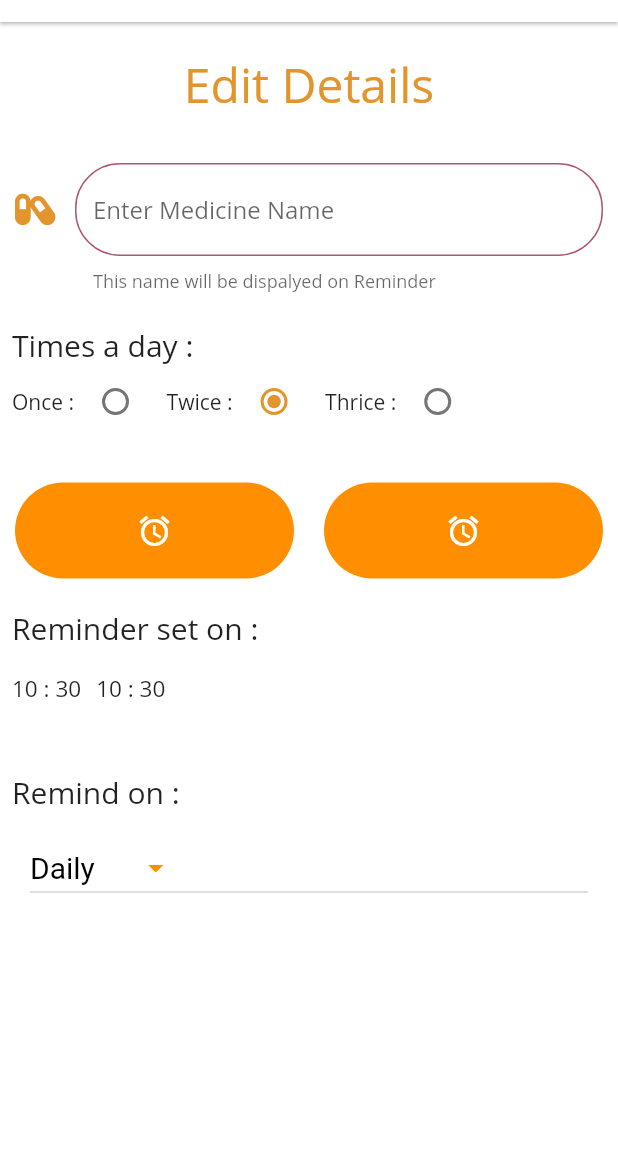
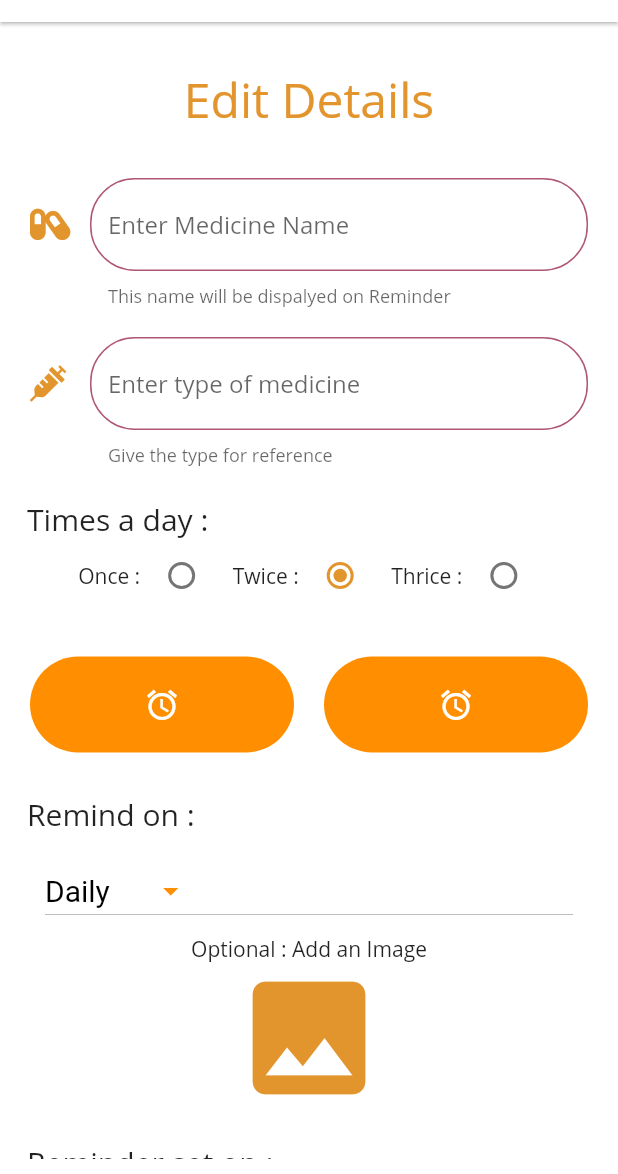
Before and after one commit to adarshbalu/elderly_app, a Flutter app: the ReminderDetail screen opened by its route, on a phone screen of 412 x 824 dp, the part 62-1236 px from its top. Run offline on Flutter 3.47's test engine with Material 2 defaults, Android fonts, the phone set to English and light mode, and no system bars; our stand-ins replace connectivity, firebase_auth, flutter_signin_button, flutter_spinkit, font_awesome_flutter, geolocator and 5 more; missing offline and left inert: flutter_material_pickers, place_picker, sweet_alert_dialogs; accounts and stored records are empty.

Commit message:
Medicine reminder screen updated

```diff
--- a/lib/screens/reminder_detail.dart
+++ b/lib/screens/reminder_detail.dart
@@ -1,10 +1,13 @@
+import 'dart:io';
 import 'dart:math';
-
+import 'package:flutter_material_pickers/flutter_material_pickers.dart';
 import 'package:flutter/cupertino.dart';
 import 'package:flutter/material.dart';
 import 'profile_screen.dart';
 import 'package:font_awesome_flutter/font_awesome_flutter.dart';
 import 'dart:async';
+import 'package:permission_handler/permission_handler.dart';
+import 'package:image_picker/image_picker.dart';
 
 class ReminderDetail extends StatefulWidget {
   static const String id = 'Medicine_detail_screen';
@@ -13,53 +16,18 @@ class ReminderDetail extends StatefulWidget {
 }
 
 class _ReminderDetailState extends State<ReminderDetail> {
-//  DateTime selectedDate = DateTime.now();
-//  Future<Null> _selectDate(BuildContext context) async {
-//    final DateTime picked = await showDatePicker(
-//        context: context,
-//        initialDate: selectedDate,
-//        firstDate: DateTime(2015, 8),
-//        lastDate: DateTime(2101));
-//    if (picked != null && picked != selectedDate)
-//      setState(() {
-//        selectedDate = picked;
-//      });
-//  }
   TimeOfDay selectedTime1 = TimeOfDay.now();
   TimeOfDay selectedTime2 = TimeOfDay.now();
   TimeOfDay selectedTime3 = TimeOfDay.now();
   TimeOfDay timeNow = TimeOfDay.now();
-  Future<Null> _selectTime(BuildContext context) async {
-    final TimeOfDay picked_s = await showTimePicker(
-        context: context,
-        initialTime: timeNow,
-        builder: (BuildContext context, Widget child) {
-          return MediaQuery(
-            data: MediaQuery.of(context).copyWith(alwaysUse24HourFormat: false),
-            child: child,
-          );
-        });
 
-    if (picked_s != null &&
-        picked_s != selectedTime2 &&
-        picked_s != selectedTime3)
+  File _image;
+
+  Future getImage() async {
+    var image = await ImagePicker.pickImage(source: ImageSource.camera);
+
     setState(() {
-        selectedTime1 = picked_s;
-        print(selectedTime1);
-      });
-    if (picked_s != null &&
-        picked_s != selectedTime1 &&
-        picked_s != selectedTime3)
-      setState(() {
-        selectedTime2 = picked_s;
-        print(selectedTime2);
-      });
-    if (picked_s != null &&
-        picked_s != selectedTime2 &&
-        picked_s != selectedTime1)
-      setState(() {
-        selectedTime3 = picked_s;
-        print(selectedTime3);
+      _image = image;
     });
   }
 
@@ -100,7 +68,9 @@ class _ReminderDetailState extends State<ReminderDetail> {
           ),
         ],
       ),
-      body: ListView(
+      body: Padding(
+        padding: const EdgeInsets.all(10.0),
+        child: ListView(
           children: <Widget>[
             Center(
               child: Container(
@@ -123,6 +93,15 @@ class _ReminderDetailState extends State<ReminderDetail> {
               isNumber: false,
               icon: FontAwesomeIcons.capsules,
             ),
+            ReminderFormItem(
+              helperText: 'Give the type for reference',
+              hintText: 'Enter type of medicine',
+              onChanged: () {
+                print('Name Saved');
+              },
+              isNumber: false,
+              icon: FontAwesomeIcons.syringe,
+            ),
             Padding(
               padding: const EdgeInsets.fromLTRB(8.0, 12.0, 8.0, 0),
               child: Text(
@@ -133,6 +112,7 @@ class _ReminderDetailState extends State<ReminderDetail> {
             Padding(
               padding: const EdgeInsets.fromLTRB(8.0, 0, 8.0, 0),
               child: Row(
+                mainAxisAlignment: MainAxisAlignment.center,
                 children: <Widget>[
                   Text('Once : '),
                   Radio(
@@ -188,7 +168,14 @@ class _ReminderDetailState extends State<ReminderDetail> {
                     : SizedBox(),
                 Expanded(
                   child: GestureDetector(
-                  onTap: () => _selectTime(context),
+                    onTap: () {
+                      showMaterialTimePicker(
+                        context: context,
+                        selectedTime: selectedTime1,
+                        onChanged: (value) =>
+                            setState(() => selectedTime1 = value),
+                      );
+                    },
                     child: Container(
                       margin: EdgeInsets.fromLTRB(10, 0, 10, 0),
                       child: Icon(
@@ -205,7 +192,14 @@ class _ReminderDetailState extends State<ReminderDetail> {
                 times >= 2
                     ? Expanded(
                         child: GestureDetector(
-                        onTap: () => _selectTime(context),
+                          onTap: () {
+                            showMaterialTimePicker(
+                              context: context,
+                              selectedTime: selectedTime2,
+                              onChanged: (value) =>
+                                  setState(() => selectedTime2 = value),
+                            );
+                          },
                           child: Container(
                             margin: EdgeInsets.fromLTRB(10, 0, 10, 0),
                             child: Icon(
@@ -224,7 +218,14 @@ class _ReminderDetailState extends State<ReminderDetail> {
                 times == 3
                     ? Expanded(
                         child: GestureDetector(
-                        onTap: () => _selectTime(context),
+                          onTap: () {
+                            showMaterialTimePicker(
+                              context: context,
+                              selectedTime: selectedTime3,
+                              onChanged: (value) =>
+                                  setState(() => selectedTime3 = value),
+                            );
+                          },
                           child: Container(
                             margin: EdgeInsets.fromLTRB(10, 0, 10, 0),
                             child: Icon(
@@ -247,50 +248,8 @@ class _ReminderDetailState extends State<ReminderDetail> {
                     : SizedBox(),
               ],
             ),
-          Padding(
-            padding: const EdgeInsets.fromLTRB(8.0, 20, 8, 8),
-            child: Text(
-              'Reminder set on : ',
-              style: TextStyle(fontSize: 20),
-            ),
-          ),
-          Padding(
-            padding: const EdgeInsets.all(8.0),
-            child: Row(
-              children: <Widget>[
-                Text(
-                  selectedTime1.hour.toString() +
-                      ' : ' +
-                      selectedTime1.minute.toString(),
-                  style: TextStyle(fontSize: 15),
-                ),
             SizedBox(
-                  width: 10,
-                ),
-                times >= 2
-                    ? Text(
-                        selectedTime2.hour.toString() +
-                            ' : ' +
-                            selectedTime2.minute.toString(),
-                        style: TextStyle(fontSize: 15),
-                      )
-                    : SizedBox(),
-                SizedBox(
-                  width: 10,
-                ),
-                times == 3
-                    ? Text(
-                        selectedTime3.hour.toString() +
-                            ' : ' +
-                            selectedTime3.minute.toString(),
-                        style: TextStyle(fontSize: 15),
-                      )
-                    : SizedBox(),
-              ],
-            ),
-          ),
-          SizedBox(
-            height: 30,
+              height: 20,
             ),
             Padding(
               padding: const EdgeInsets.all(8.0),
@@ -327,7 +286,93 @@ class _ReminderDetailState extends State<ReminderDetail> {
                 focusColor: Color(0xffff8f00),
               ),
             ),
+            Text(
+              _image == null ? 'Optional : Add an Image' : 'Image Loaded',
+              textAlign: TextAlign.center,
+            ),
+            _image == null
+                ? InkWell(
+                    onTap: () async {
+                      Map<PermissionGroup, PermissionStatus> permissions =
+                          await PermissionHandler().requestPermissions(
+                              [PermissionGroup.mediaLibrary]);
+                      getImage();
+                    },
+                    child: Container(
+                      child: Icon(
+                        Icons.image,
+                        size: 100,
+                        color: Color(0xffE3952D),
+                      ),
+                    ),
+                  )
+                : SizedBox(),
+            Padding(
+              padding: const EdgeInsets.fromLTRB(8.0, 20, 8, 8),
+              child: Text(
+                'Reminder set on : ',
+                style: TextStyle(fontSize: 20),
+              ),
+            ),
+            Padding(
+              padding: const EdgeInsets.all(8.0),
+              child: Column(
+                mainAxisAlignment: MainAxisAlignment.center,
+                children: <Widget>[
+                  Text(
+                    'Reminder 1 : ' +
+                        selectedTime1.hour.toString() +
+                        ' : ' +
+                        selectedTime1.minute.toString(),
+                    style: TextStyle(fontSize: 15),
+                  ),
+                  SizedBox(
+                    width: 10,
+                  ),
+                  times >= 2
+                      ? Text(
+                          'Reminder 2 : ' +
+                              selectedTime2.hour.toString() +
+                              ' : ' +
+                              selectedTime2.minute.toString(),
+                          style: TextStyle(fontSize: 15),
+                        )
+                      : SizedBox(),
+                  SizedBox(
+                    width: 10,
+                  ),
+                  times == 3
+                      ? Text(
+                          'Reminder 3 : ' +
+                              selectedTime3.hour.toString() +
+                              ' : ' +
+                              selectedTime3.minute.toString(),
+                          style: TextStyle(fontSize: 15),
+                        )
+                      : SizedBox(),
                 ],
+              ),
+            ),
+            Center(
+              child: InkWell(
+                onTap: () {
+                  print('tap');
+                },
+                child: Container(
+                  margin: EdgeInsets.all(20),
+                  padding: EdgeInsets.all(20),
+                  decoration: BoxDecoration(
+                      color: Colors.green,
+                      borderRadius: BorderRadius.circular(20)),
+                  child: Text(
+                    'Create Reminder',
+                    style: TextStyle(color: Colors.white, fontSize: 20),
+                  ),
+                ),
+              ),
+            )
+          ],
+        ),
       ),
     );
   }
--- a/pubspec.yaml
+++ b/pubspec.yaml
@@ -44,6 +44,9 @@ dependencies:
   location: ^2.5.3
   flutter_google_places: ^0.2.4
   flutter_android: ^0.4.0
+  flutter_material_pickers: ^1.2.0
+  image_picker: ^0.6.3+4
+  permission_handler: ^4.3.0
 
 
 
```
Also changed, not shown: pubspec.lock. Lines whose indentation alone changed are shown as unchanged.
